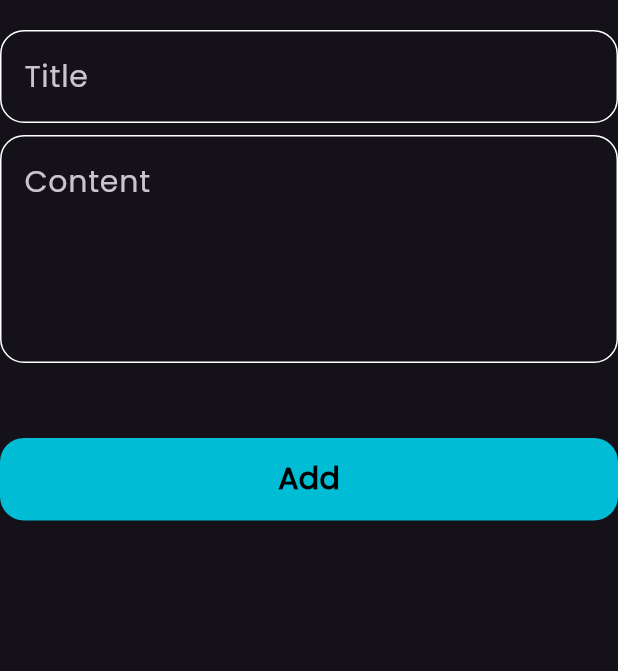
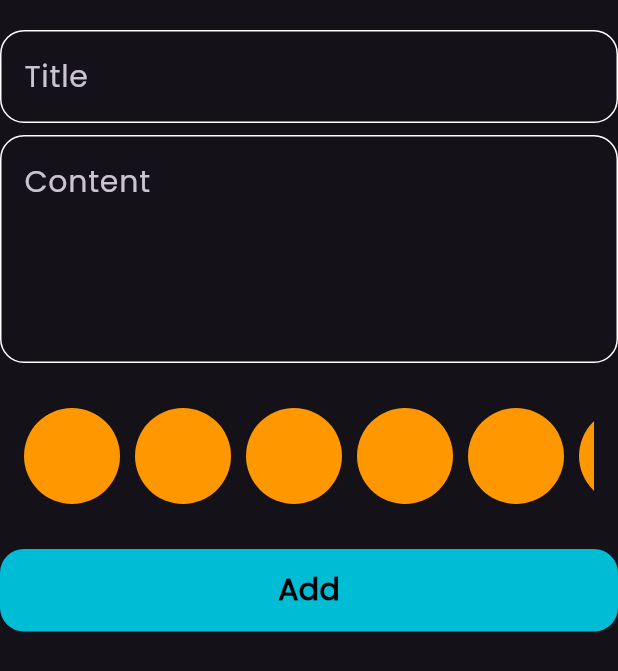
Before and after one commit to AhmedOmarG3/NotesApp, a Flutter app: the NoteForm widget shown alone on an empty page, opened directly, on a phone screen of 412 x 824 dp. Shown: the top 671 px of the screen. Run offline on Flutter 3.47's test engine with Material 3 defaults, Android fonts, the phone set to English and light mode, and no system bars; our stand-ins replace bloc, flutter_bloc, hive, hive_flutter; accounts and stored records are empty.

Commit message:
create color listview

```diff
--- /dev/null
+++ b/lib/Widgets/color_item.dart
@@ -0,0 +1,16 @@
+import 'package:flutter/material.dart';
+
+class ColorItem extends StatelessWidget {
+  const ColorItem({super.key});
+
+  @override
+  Widget build(BuildContext context) {
+    return Padding(
+      padding: const EdgeInsets.only(right: 10),
+      child: const CircleAvatar(
+        radius: 32,
+        backgroundColor: Colors.orange,
+      ),
+    );
+  }
+}
--- /dev/null
+++ b/lib/Widgets/colors_list_view.dart
@@ -0,0 +1,21 @@
+import 'package:flutter/material.dart';
+import 'package:to_do/Widgets/color_item.dart';
+
+class ColorsListView extends StatelessWidget {
+  const ColorsListView({super.key});
+
+  @override
+  Widget build(BuildContext context) {
+    return SizedBox(
+      height: 64,
+      child: Padding(
+        padding: const EdgeInsets.symmetric(horizontal: 16),
+        child: ListView.builder(
+          itemCount: 10,
+          scrollDirection: Axis.horizontal,
+          itemBuilder: (context, index) => ColorItem(),
+        ),
+      ),
+    );
+  }
+}
--- a/lib/Widgets/note_form.dart
+++ b/lib/Widgets/note_form.dart
@@ -1,6 +1,7 @@
 import 'package:flutter/material.dart';
 import 'package:flutter_bloc/flutter_bloc.dart';
 import 'package:to_do/Models/note_model.dart';
+import 'package:to_do/Widgets/colors_list_view.dart';
 import 'package:to_do/Widgets/custom_button.dart';
 import 'package:to_do/Widgets/custom_text_field.dart';
 import 'package:to_do/cubits/add_note_cubit/add_note_cubit.dart';
@@ -46,7 +47,11 @@ class _NoteFormState extends State<NoteForm> {
             maxLines: 5,
           ),
           SizedBox(
-            height: 50,
+            height: 30,
+          ),
+          ColorsListView(),
+          SizedBox(
+            height: 30,
           ),
           BlocBuilder<AddNoteCubit, AddNoteState>(
             builder: (context, state) {
```
